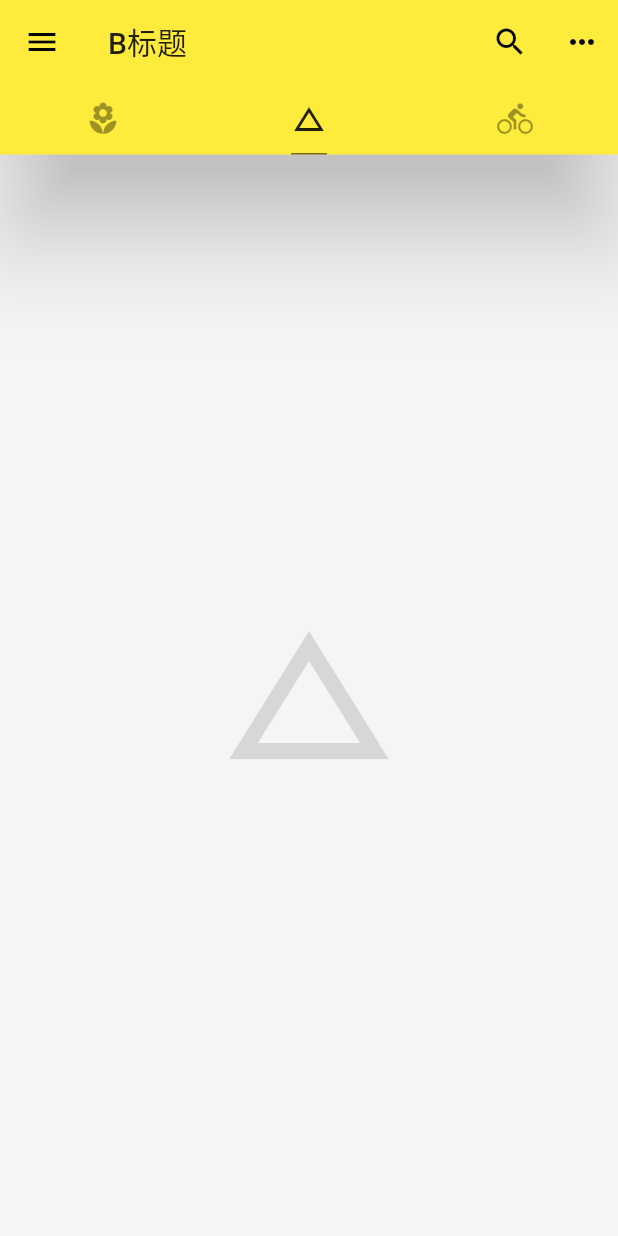
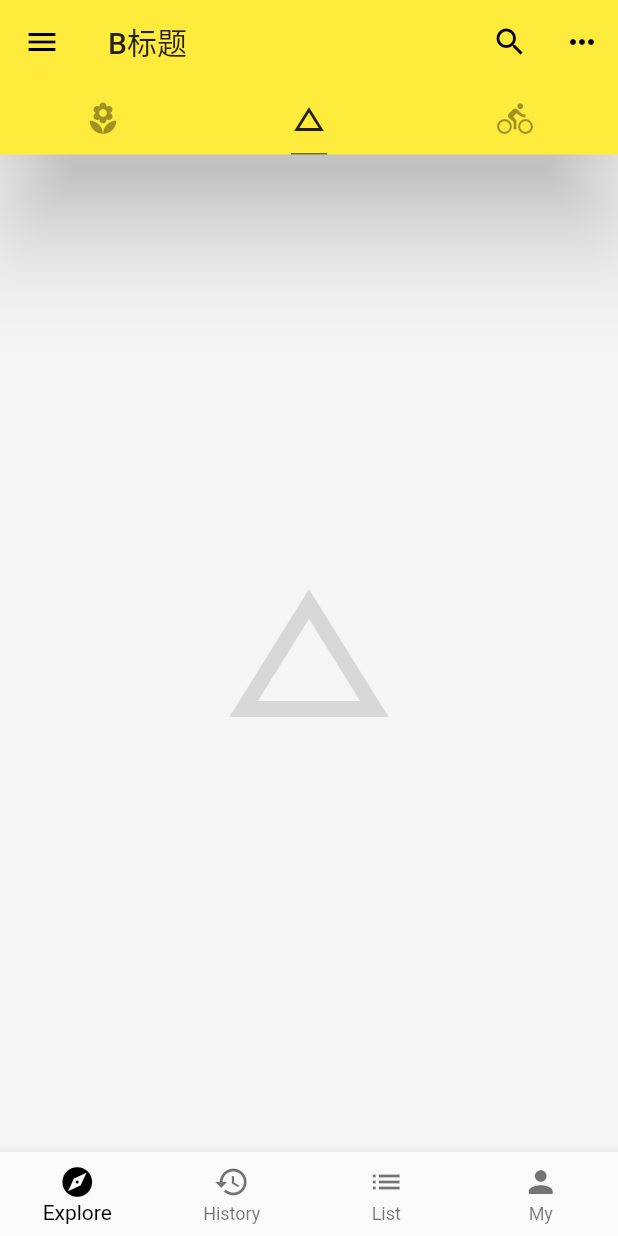
Before and after one commit to peter-hst/flutter_second, a Flutter app: the screen it shows after launch, tab 2 chosen, on a phone screen of 412 x 824 dp. Run offline on Flutter 3.47's test engine with Material 2 defaults, Android fonts, the phone set to English and light mode, and no system bars; network calls fail.

Commit message:
完成基础界面结构

```diff
--- /dev/null
+++ b/lib/demo/bottom_navigation_bar_demo.dart
@@ -0,0 +1,37 @@
+import 'package:flutter/material.dart';
+class BottomNavigationBarDemo  extends StatefulWidget{
+  @override
+  State<StatefulWidget> createState() {
+    return _BottomNavigationBarState();
+  }
+
+}
+
+class _BottomNavigationBarState extends State<BottomNavigationBarDemo>{
+  int _currentIndex = 0;
+  void _onTapHandler(int index){
+    setState(()=>{
+      _currentIndex = index
+    });
+  }
+  @override
+  Widget build(BuildContext context) {
+    // TODO: implement build
+    return BottomNavigationBar(
+        currentIndex: _currentIndex, // 导航菜单激活的状态使用这个属性控制的
+        onTap: _onTapHandler,
+        type : BottomNavigationBarType.fixed, // 图标超过4个下面的bar就会变成白色的
+        fixedColor: Colors.black, // 设置图标激活时的颜色
+        items: [
+          BottomNavigationBarItem(
+              icon: Icon(Icons.explore), title: Text('Explore')),
+          BottomNavigationBarItem(
+              icon: Icon(Icons.history), title: Text('History')),
+          BottomNavigationBarItem(
+              icon: Icon(Icons.list), title: Text('List')),
+          BottomNavigationBarItem(
+              icon: Icon(Icons.person), title: Text('My'))
+        ]);
+  }
+
+}
--- a/lib/main.dart
+++ b/lib/main.dart
@@ -1,5 +1,7 @@
 import 'package:flutter/material.dart';
+import 'package:flutter_second/demo/bottom_navigation_bar_demo.dart';
 import 'package:flutter_second/demo/drawer_demo.dart';
+import 'package:flutter_second/demo/listview_demo.dart';
 
 void main() => runApp(App());
 
@@ -10,8 +12,9 @@ class App extends StatelessWidget {
 //      debugShowCheckedModeBanner: false, //去掉debug标签
         home: Home(),
         theme: ThemeData(
-            primaryColor: Colors.yellow,
-          highlightColor: Color.fromRGBO(255, 255, 255, 0.5), // tab按下去的背景色,整个主题的按下去背景色
+            primaryColor: Colors.yellow, //主颜色
+            highlightColor: Color.fromRGBO(255, 255, 255, 0.5),
+            // tab按下去的背景色,整个主题的按下去背景色
             splashColor: Colors.white70 // 长按下tab水波纹效果颜色
             ) // app顶部bar颜色
         );
@@ -29,11 +32,13 @@ class Home extends StatelessWidget {
           appBar: AppBar(
             title: Text('B标题'),
             actions: <Widget>[
-                IconButton( //appbar
+              IconButton(
+                  //appbar
                   icon: Icon(Icons.search),
                   tooltip: 'Search',
                   onPressed: () => debugPrint('Search button is pressed.')),
-                IconButton( //appbar
+              IconButton(
+                  //appbar
                   icon: Icon(Icons.more_horiz),
                   tooltip: 'More',
                   onPressed: () => debugPrint('More button is pressed.'))
@@ -42,9 +47,12 @@ class Home extends StatelessWidget {
             elevation: 30.0,
             //appbar 阴影 默认4.0
             bottom: TabBar(
-                unselectedLabelColor: Colors.black38, //Tab未选中的颜色
-                indicatorColor: Colors.black54, //tab 选中时下划线颜色
-                  indicatorSize: TabBarIndicatorSize.label, //下划线长度
+                unselectedLabelColor: Colors.black38,
+                //Tab未选中的颜色
+                indicatorColor: Colors.black54,
+                //tab 选中时下划线颜色
+                indicatorSize: TabBarIndicatorSize.label,
+                //下划线长度
                 indicatorWeight: 1.0,
                 tabs: <Widget>[
                   Tab(icon: Icon(Icons.local_florist)),
@@ -53,18 +61,19 @@ class Home extends StatelessWidget {
                 ]),
           ),
           body: TabBarView(children: <Widget>[
-              Icon(Icons.local_florist, size: 128.0, color: Colors.black12),
+            ListViewDemo(),
             Icon(Icons.change_history, size: 128.0, color: Colors.black12),
             Icon(Icons.directions_bike, size: 128.0, color: Colors.black12),
-            ]
-            ),
+          ]),
           drawer: Container(
             color: Colors.white,
 //            padding: EdgeInsets.all(8.0),
             child: DrawerDemo(),
-          ), // 设置左侧抽屉
-          endDrawer: Text('This is a right drawer'), //设置右边的抽屉
-        )
-    );
+          ),
+          // 设置左侧抽屉
+          endDrawer: Text('This is a right drawer'),
+          //设置右边的抽屉
+          bottomNavigationBar: BottomNavigationBarDemo(),
+        ));
   }
 }
```
Lines whose indentation alone changed are shown as unchanged.
